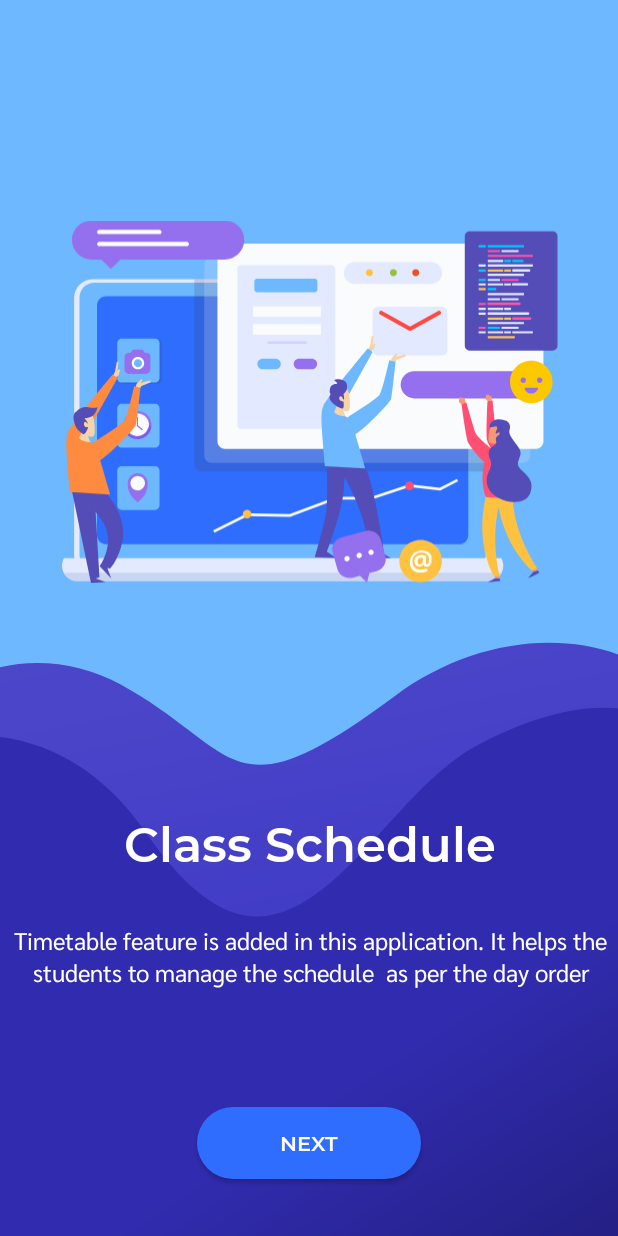
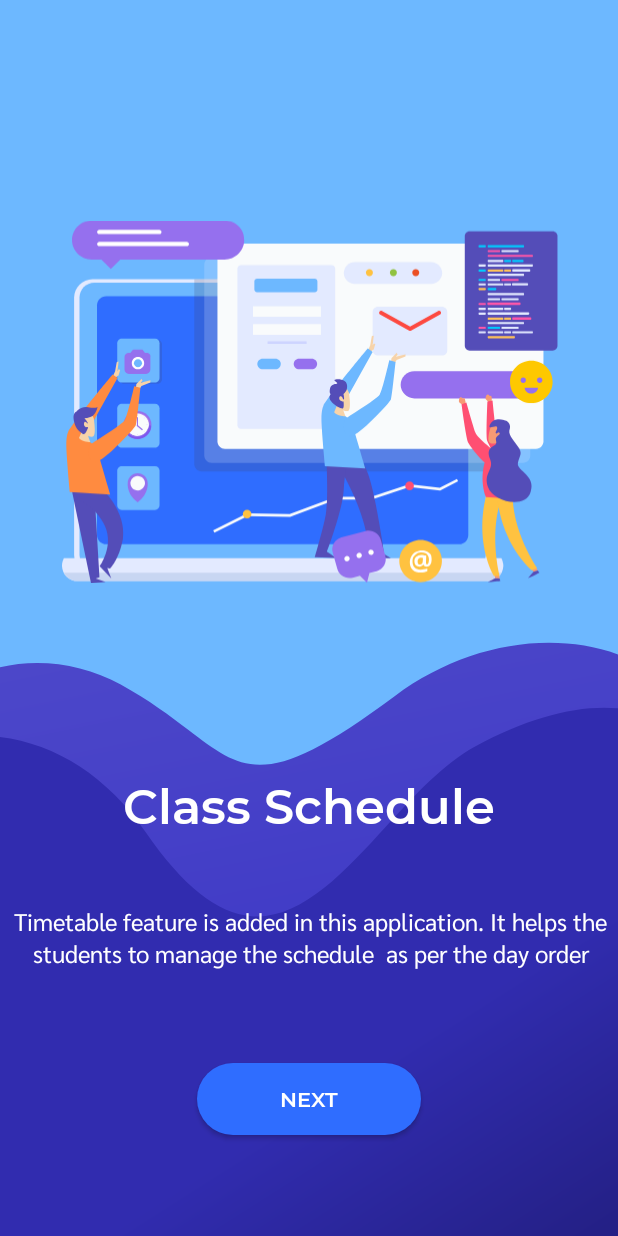
Before and after one commit to DevanandSB/Educatie, an Android app: the layout onboarding_3.xml on its own in the app's theme, with its tools: preview values and no code run, on a phone screen of 412 x 824 dp. Run offline under Robolectric (Android 15) with nearby library versions, the phone set to English and light mode, and no system bars.

Commit message:
UI Bug fixed

```diff
--- a/app/src/main/res/layout/onboarding_3.xml
+++ b/app/src/main/res/layout/onboarding_3.xml
@@ -90,21 +90,24 @@
         android:textColor="@android:color/white"
         app:layout_constraintBottom_toBottomOf="parent"
         app:layout_constraintEnd_toStartOf="@+id/guideline14"
+        app:layout_constraintHorizontal_bias="0.0"
         app:layout_constraintStart_toStartOf="@+id/guideline13"
-        app:layout_constraintTop_toTopOf="@+id/guideline8" />
+        app:layout_constraintTop_toTopOf="@+id/guideline8"
+        app:layout_constraintVertical_bias="0.0" />
 
     <TextView
         android:id="@+id/textView7"
         android:layout_width="wrap_content"
         android:layout_height="wrap_content"
         android:layout_marginStart="8dp"
-        android:layout_marginTop="45dp"
+        android:layout_marginTop="20dp"
         android:layout_marginEnd="8dp"
         android:fontFamily="@font/montserrat_semibold"
         android:text="Class Schedule"
         android:textColor="#FFFFFF"
         android:textSize="32sp"
         app:layout_constraintEnd_toStartOf="@+id/guideline5"
+        app:layout_constraintHorizontal_bias="0.492"
         app:layout_constraintStart_toStartOf="@+id/guideline3"
         app:layout_constraintTop_toTopOf="@+id/guideline7" />
 
```
